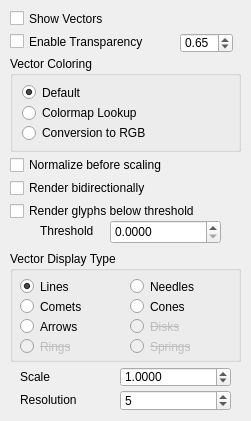
Qt form src/Interface/Modules/Visualization/ShowFieldGlyphsVectorTab.ui (SCIInstitute/SCIRun) before a commit.
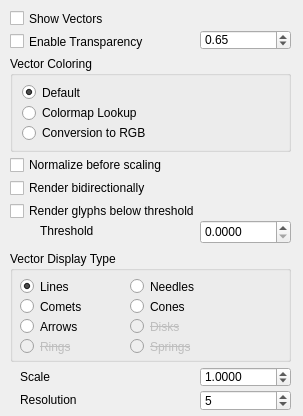
The same form after that commit.

Commit message: secondary and tertiary tabs added. colormap and rgb conversion working. secondary and tertiary for vectors set up.

```diff
--- a/src/Interface/Modules/Visualization/ShowFieldGlyphsVectorTab.ui
+++ b/src/Interface/Modules/Visualization/ShowFieldGlyphsVectorTab.ui
@@ -6,8 +6,8 @@
    <rect>
     <x>0</x>
     <y>0</y>
-    <width>251</width>
-    <height>421</height>
+    <width>303</width>
+    <height>416</height>
    </rect>
   </property>
   <property name="sizePolicy">
@@ -61,7 +61,7 @@
     <rect>
      <x>10</x>
      <y>251</y>
-     <width>231</width>
+     <width>281</width>
      <height>111</height>
     </rect>
    </property>
@@ -284,9 +284,9 @@
   <widget class="QSpinBox" name="vectorsResolutionSpinBox_">
    <property name="geometry">
     <rect>
-     <x>120</x>
+     <x>200</x>
      <y>390</y>
-     <width>111</width>
+     <width>91</width>
      <height>21</height>
     </rect>
    </property>
@@ -335,7 +335,7 @@
     <rect>
      <x>10</x>
      <y>56</y>
-     <width>231</width>
+     <width>281</width>
      <height>96</height>
     </rect>
    </property>
@@ -386,9 +386,9 @@
    </property>
    <property name="geometry">
     <rect>
-     <x>120</x>
+     <x>200</x>
      <y>367</y>
-     <width>111</width>
+     <width>91</width>
      <height>20</height>
     </rect>
    </property>
@@ -437,9 +437,9 @@
   <widget class="QDoubleSpinBox" name="vectorsTransparencyDoubleSpinBox_">
    <property name="geometry">
     <rect>
-     <x>180</x>
-     <y>33</y>
-     <width>53</width>
+     <x>200</x>
+     <y>30</y>
+     <width>91</width>
      <height>20</height>
     </rect>
    </property>
@@ -456,9 +456,9 @@
   <widget class="QDoubleSpinBox" name="thresholdDoubleSpinBox_">
    <property name="geometry">
     <rect>
-     <x>110</x>
+     <x>200</x>
      <y>220</y>
-     <width>111</width>
+     <width>91</width>
      <height>24</height>
     </rect>
    </property>
```
The commit also changes 18 other files.
